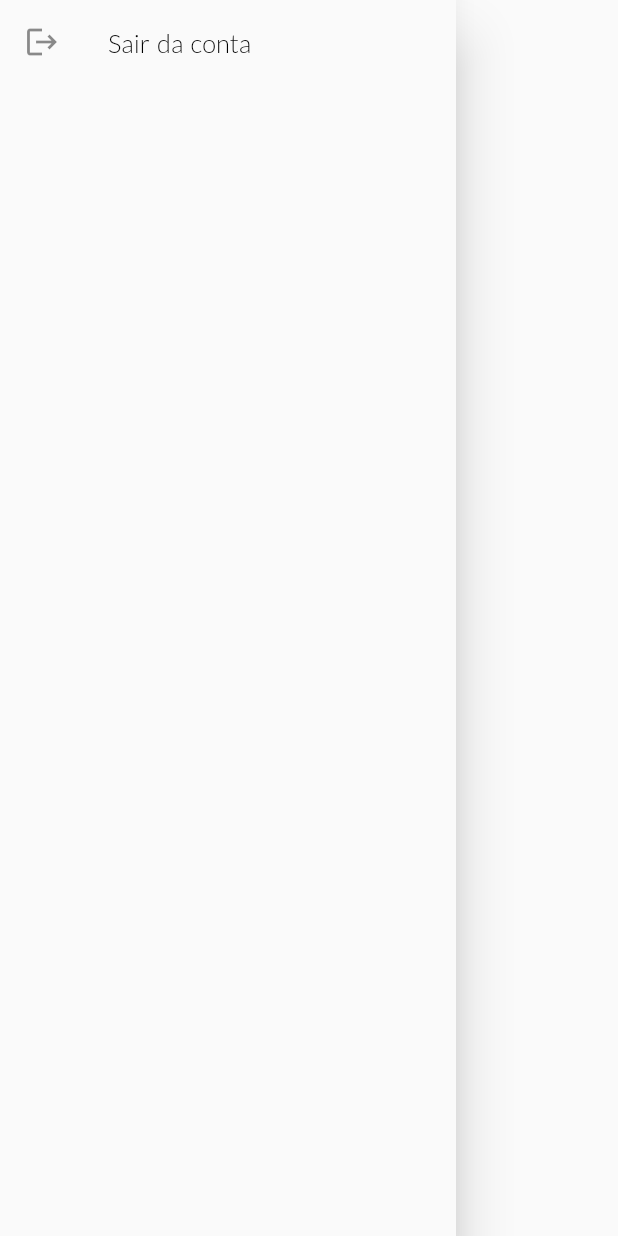
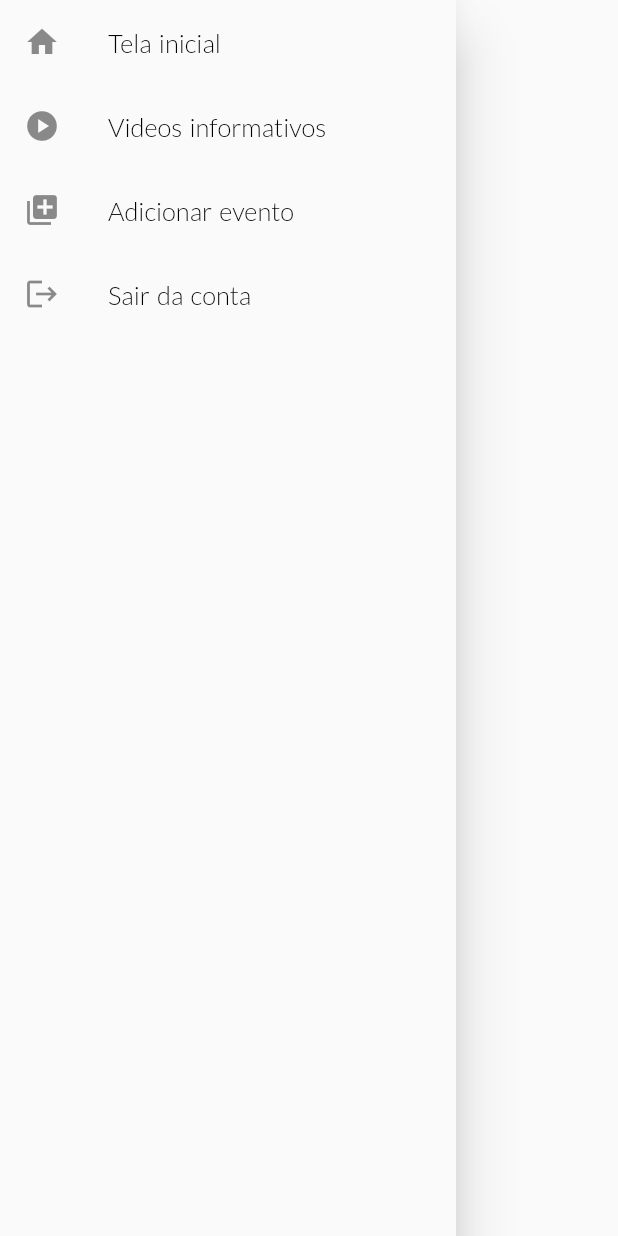
Before and after one commit to jpbrites/Nuceu-App, a Flutter app: the NavigationDrawer widget shown alone on an empty page, opened directly, on a phone screen of 412 x 824 dp. Run offline on Flutter 3.47's test engine with Material 2 defaults, Android fonts, the phone set to English and light mode, and no system bars; our stand-ins replace cloud_firestore, email_validator, firebase_auth, firebase_core, fluttericon, font_awesome_flutter and 2 more; accounts and stored records are empty; network calls fail.

Commit message:
novas opções no drawer

```diff
--- a/lib/view/widgets/navigation_drawer.dart
+++ b/lib/view/widgets/navigation_drawer.dart
@@ -1,6 +1,7 @@
 import 'package:firebase_auth/firebase_auth.dart';
 import 'package:flutter/material.dart';
 import 'package:nuceu/themes/themes.dart';
+import 'package:nuceu/utils/dialogs/addEventoPopup.dart';
 
 class NavigationDrawer extends StatefulWidget {
   const NavigationDrawer({Key? key}) : super(key: key);
@@ -19,11 +20,32 @@ class _NavigationDrawerState extends State<NavigationDrawer> {
           child: Column(
             crossAxisAlignment: CrossAxisAlignment.stretch,
             children: [
-              if (!isLogged)
               Padding(
                 padding:
                     EdgeInsets.only(top: MediaQuery.of(context).padding.top),
                 child: ListTile(
+                  leading: const Icon(
+                    Icons.home,
+                  ),
+                  title: Text(
+                    'Tela inicial',
+                    style: Themes.latoLight(17),
+                  ),
+                  onTap: () => Navigator.of(context).pushNamed('/'),
+                ),
+              ),
+              ListTile(
+                leading: const Icon(
+                  Icons.play_circle,
+                ),
+                title: Text(
+                  'Videos informativos',
+                  style: Themes.latoLight(17),
+                ),
+                onTap: () => Navigator.of(context).pushNamed('/videos-screen'),
+              ),
+              if (!isLogged)
+                ListTile(
                   leading: const Icon(
                     Icons.login,
                   ),
@@ -31,15 +53,24 @@ class _NavigationDrawerState extends State<NavigationDrawer> {
                     'Realizar login',
                     style: Themes.latoLight(17),
                   ),
-                    onTap: () =>
-                        Navigator.of(context).pushNamed('/login-screen'),
-                  ),
+                  onTap: () => Navigator.of(context).pushNamed('/login-screen'),
                 ),
               if (isLogged)
-                Padding(
-                  padding:
-                      EdgeInsets.only(top: MediaQuery.of(context).padding.top),
-                  child: ListTile(
+                ListTile(
+                  leading: const Icon(
+                    Icons.library_add,
+                  ),
+                  title: Text(
+                    'Adicionar evento',
+                    style: Themes.latoLight(17),
+                  ),
+                  onTap: () {
+                    Navigator.pop(context);
+                    Navigator.pushNamed(context, '/edit-post-screen');
+                  },
+                ),
+              if (isLogged)
+                ListTile(
                   leading: const Icon(
                     Icons.logout,
                   ),
@@ -53,7 +84,6 @@ class _NavigationDrawerState extends State<NavigationDrawer> {
                         .then((value) => {Navigator.pushNamed(context, '/')});
                   },
                 ),
-                )
             ],
           ),
         ),
```
Lines whose indentation alone changed are shown as unchanged.
